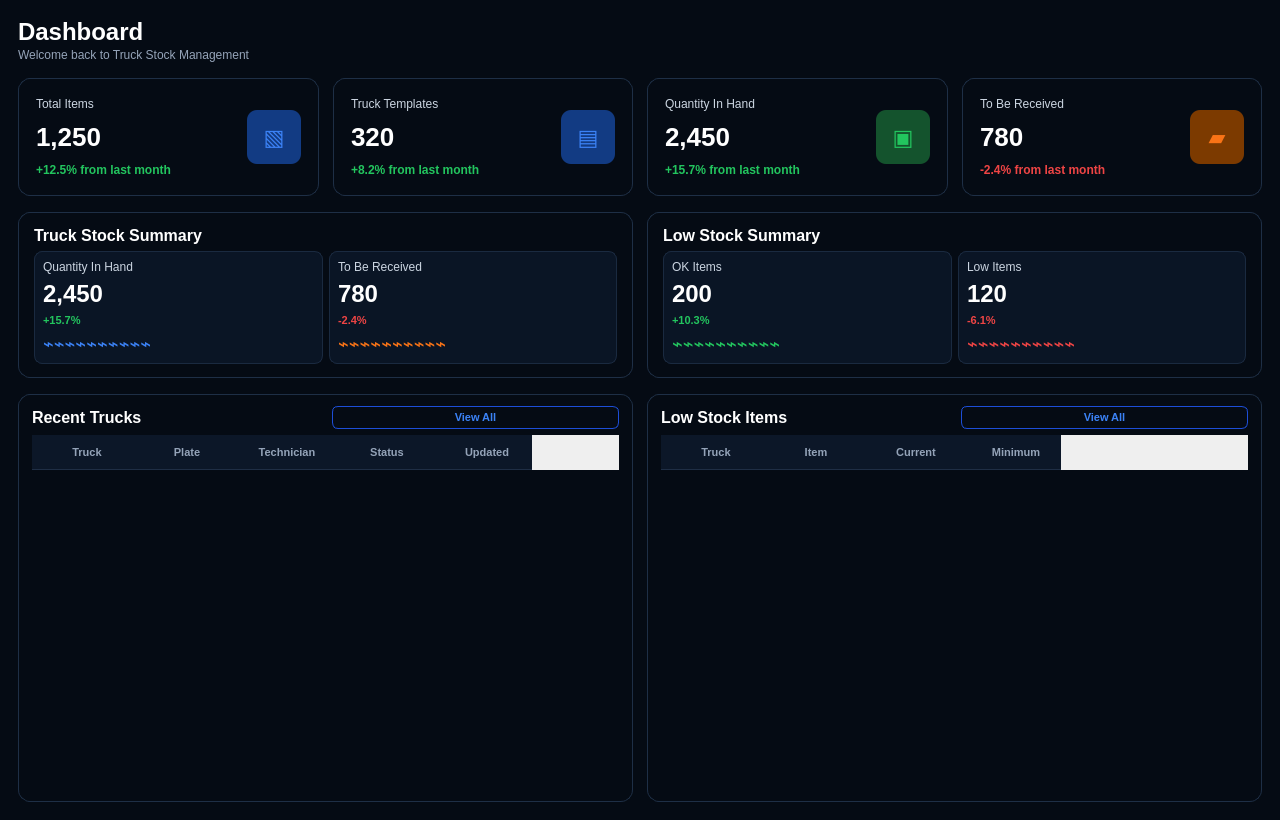
Before: the Qt Designer form InventoryQtApp/TruckStockDashboardPage.ui in Felipeact/InventoryQtApp, drawn with Qt 5.
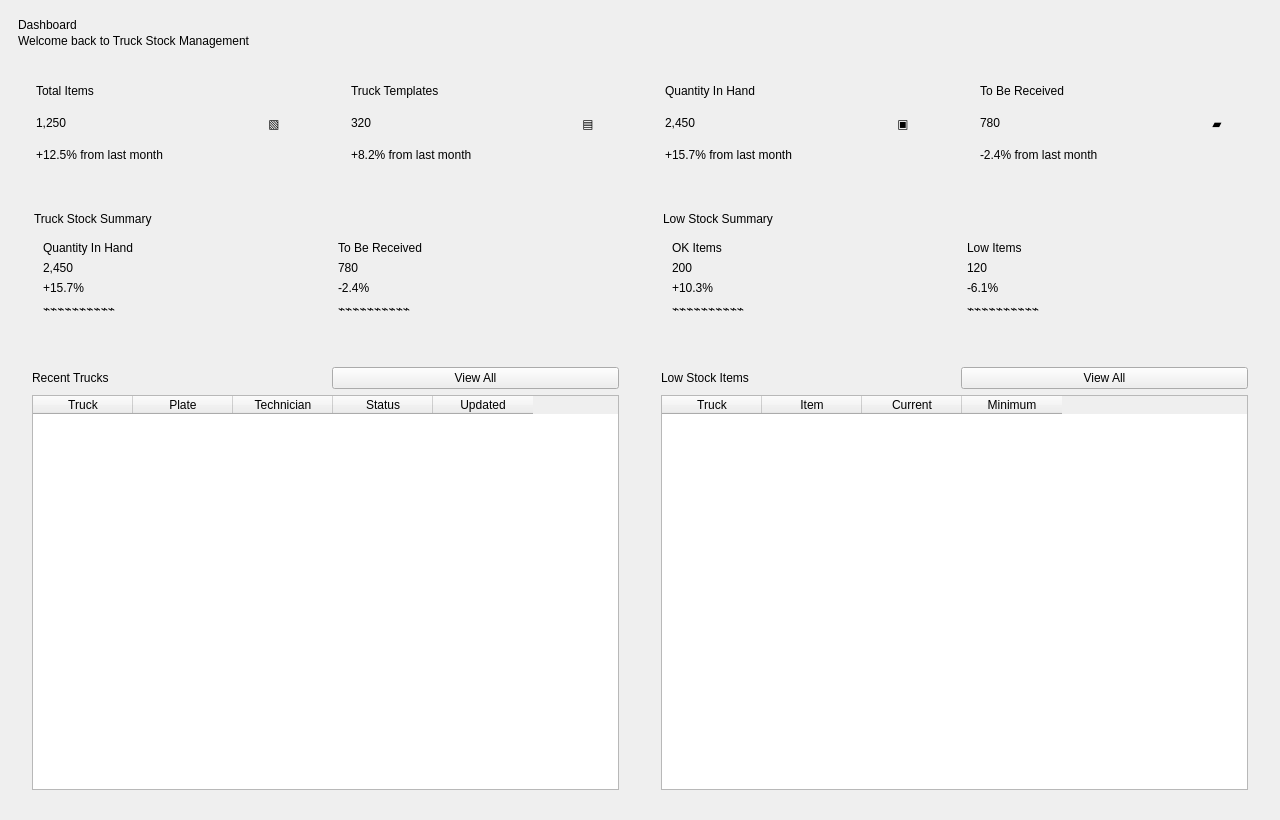
After: the same form once the commit is applied.

Patch:
```diff
--- a/InventoryQtApp/TruckStockDashboardPage.ui
+++ b/InventoryQtApp/TruckStockDashboardPage.ui
@@ -14,231 +14,7 @@
 			<string>Truck Stock Dashboard</string>
 		</property>
 		<property name="styleSheet">
-			<string notr="true">
-				QWidget#TruckStockDashboardPageClass {
-				background-color: #050B14;
-				color: #FFFFFF;
-				font-family: "Segoe UI";
-				}
-
-				QLabel {
-				background: transparent;
-				color: #FFFFFF;
-				}
-
-				QLabel#pageTitle {
-				font-size: 24px;
-				font-weight: 800;
-				}
-
-				QLabel#subtitleLabel {
-				font-size: 12px;
-				color: #94A3B8;
-				}
-
-				QWidget#metricCard1,
-				QWidget#metricCard2,
-				QWidget#metricCard3,
-				QWidget#metricCard4,
-				QWidget#itemSummaryCard,
-				QWidget#assetSummaryCard,
-				QWidget#recentItemsCard,
-				QWidget#lowStockCard {
-				background: qlineargradient(
-				x1:0, y1:0, x2:1, y2:1,
-				stop:0 #0B1626,
-				stop:1 #091322
-				);
-				border: 1px solid #1E2F46;
-				border-radius: 12px;
-				}
-
-				QLabel#metricTitle1,
-				QLabel#metricTitle2,
-				QLabel#metricTitle3,
-				QLabel#metricTitle4 {
-				font-size: 12px;
-				color: #CBD5E1;
-				}
-
-				QLabel#metricValue1,
-				QLabel#metricValue2,
-				QLabel#metricValue3,
-				QLabel#metricValue4 {
-				font-size: 26px;
-				font-weight: 800;
-				color: #FFFFFF;
-				}
-
-				QLabel#positiveLabel1,
-				QLabel#positiveLabel2,
-				QLabel#positiveLabel3 {
-				font-size: 12px;
-				color: #22C55E;
-				font-weight: 700;
-				}
-
-				QLabel#negativeLabel1 {
-				font-size: 12px;
-				color: #EF4444;
-				font-weight: 700;
-				}
-
-				QLabel#cardTitle1,
-				QLabel#cardTitle2,
-				QLabel#cardTitle3,
-				QLabel#cardTitle4 {
-				font-size: 16px;
-				font-weight: 800;
-				}
-
-				QPushButton#viewAllItemsButton,
-				QPushButton#viewAllLowStockButton {
-				background: transparent;
-				border: 1px solid #1D4ED8;
-				border-radius: 6px;
-				color: #3B82F6;
-				padding: 4px 10px;
-				font-size: 11px;
-				font-weight: 600;
-				}
-
-				QPushButton#viewAllItemsButton:hover,
-				QPushButton#viewAllLowStockButton:hover {
-				background-color: #102A5C;
-				}
-
-				QTableWidget {
-				background-color: transparent;
-				border: none;
-				color: #E5EEF8;
-				gridline-color: transparent;
-				outline: none;
-				font-size: 12px;
-				}
-
-				QHeaderView::section {
-				background-color: #0C1728;
-				color: #94A3B8;
-				border: none;
-				border-bottom: 1px solid #1F2E45;
-				padding-left: 10px;
-				height: 34px;
-				font-size: 11px;
-				font-weight: 700;
-				}
-
-				QTableWidget::item {
-				border-bottom: 1px solid #132238;
-				padding-left: 10px;
-				height: 34px;
-				}
-
-				QTableWidget::item:selected {
-				background-color: #132238;
-				}
-
-				QWidget#blueIconBox,
-				QWidget#blueIconBox2 {
-				background-color: #123B83;
-				border-radius: 10px;
-				}
-
-				QWidget#greenIconBox {
-				background-color: #14532D;
-				border-radius: 10px;
-				}
-
-				QWidget#orangeIconBox {
-				background-color: #7C3A00;
-				border-radius: 10px;
-				}
-
-				QLabel#blueIconLabel,
-				QLabel#blueIconLabel2,
-				QLabel#greenIconLabel,
-				QLabel#orangeIconLabel {
-				font-size: 22px;
-				font-weight: 800;
-				}
-
-				QLabel#blueIconLabel,
-				QLabel#blueIconLabel2 {
-				color: #3B82F6;
-				}
-
-				QLabel#greenIconLabel {
-				color: #22C55E;
-				}
-
-				QLabel#orangeIconLabel {
-				color: #F97316;
-				}
-
-				QWidget#miniSummaryBox1,
-				QWidget#miniSummaryBox2,
-				QWidget#miniSummaryBox3,
-				QWidget#miniSummaryBox4 {
-				background-color: #0A1525;
-				border: 1px solid #1A2A40;
-				border-radius: 8px;
-				}
-
-				QLabel#summarySmallLabel1,
-				QLabel#summarySmallLabel2,
-				QLabel#summarySmallLabel3,
-				QLabel#summarySmallLabel4 {
-				color: #CBD5E1;
-				font-size: 12px;
-				}
-
-				QLabel#summaryValue1,
-				QLabel#summaryValue2,
-				QLabel#summaryValue3,
-				QLabel#summaryValue4 {
-				color: #FFFFFF;
-				font-size: 24px;
-				font-weight: 800;
-				}
-
-				QLabel#summaryPositive1,
-				QLabel#summaryPositive2 {
-				color: #22C55E;
-				font-size: 11px;
-				font-weight: 700;
-				}
-
-				QLabel#summaryNegative1,
-				QLabel#summaryNegative2 {
-				color: #EF4444;
-				font-size: 11px;
-				font-weight: 700;
-				}
-
-				QLabel#blueSparkline,
-				QLabel#orangeSparkline,
-				QLabel#greenSparkline,
-				QLabel#redSparkline {
-				font-size: 18px;
-				font-weight: 700;
-				}
-
-				QLabel#blueSparkline {
-				color: #3B82F6;
-				}
-
-				QLabel#orangeSparkline {
-				color: #F97316;
-				}
-
-				QLabel#greenSparkline {
-				color: #22C55E;
-				}
-
-				QLabel#redSparkline {
-				color: #EF4444;
-				}
-			</string>
+			<string notr="true"/>
 		</property>
 
 		<layout class="QVBoxLayout" name="rootLayout">
```
